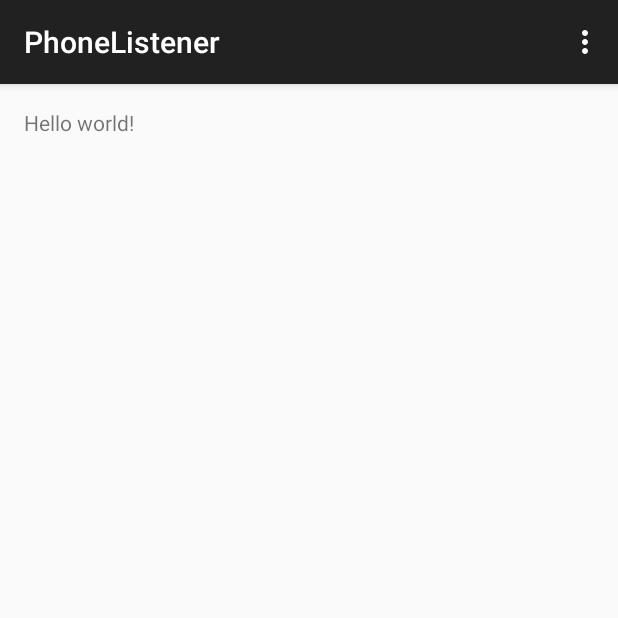
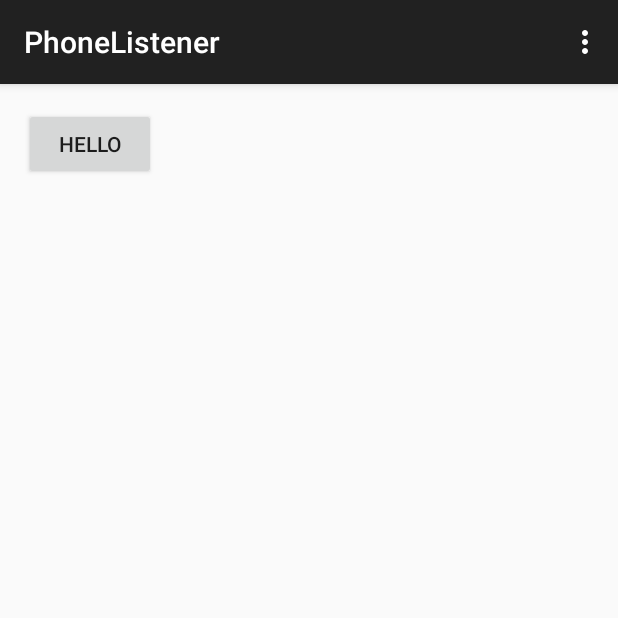
Before and after one commit to shixiuwen/PhoneListener, an Android app: the screen it shows after launch (MainActivity), on a phone screen of 412 x 824 dp, the top half of it. Run offline under Robolectric (Android 15) with nearby library versions, the phone set to English and light mode, and no system bars.

Commit message:
TextView--->Button

```diff
--- a/src/main/res/layout/activity_main.xml
+++ b/src/main/res/layout/activity_main.xml
@@ -5,7 +5,9 @@
     android:paddingTop="@dimen/activity_vertical_margin"
     android:paddingBottom="@dimen/activity_vertical_margin" tools:context=".MainActivity">
 
-    <TextView android:text="@string/hello_world" android:layout_width="wrap_content"
-        android:layout_height="wrap_content" />
+    <Button
+        android:layout_width="wrap_content"
+        android:layout_height="wrap_content"
+        android:text="Hello"/>
 
 </RelativeLayout>
```
